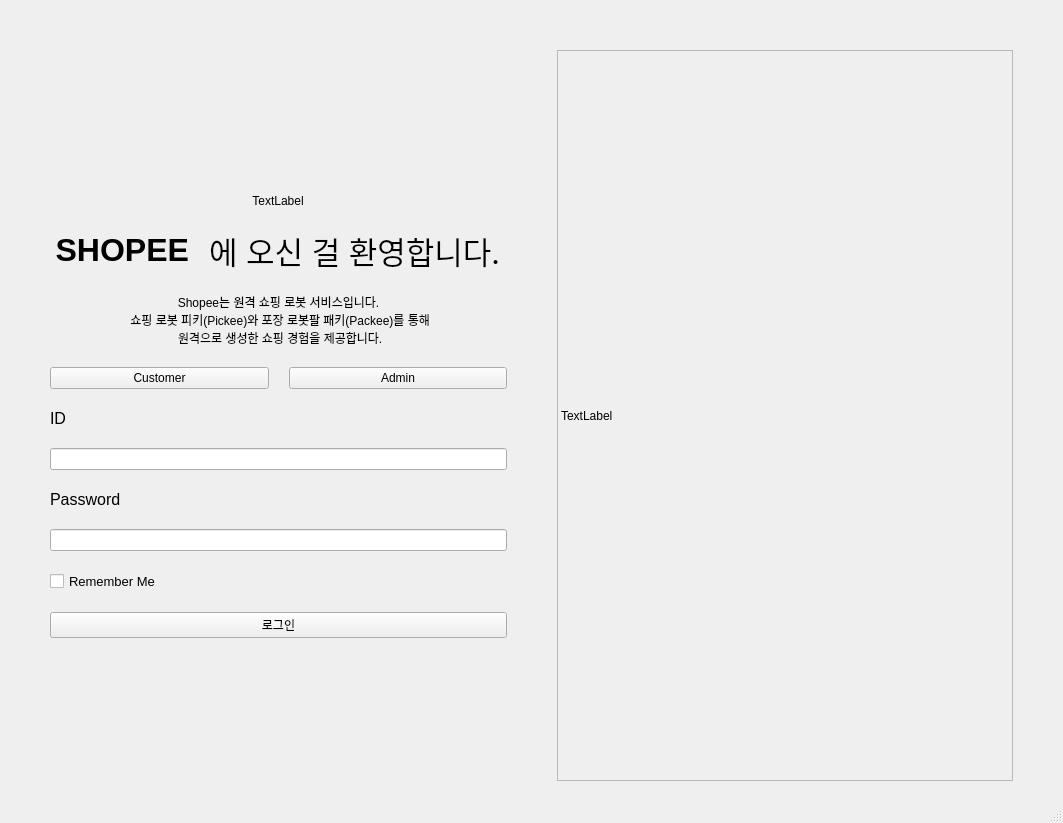
addinedu-roscamp-7th/roscamp-repo-1, file shopee_ros2/src/shopee_app/shopee_app/ui/main_window.ui: the form before one commit.
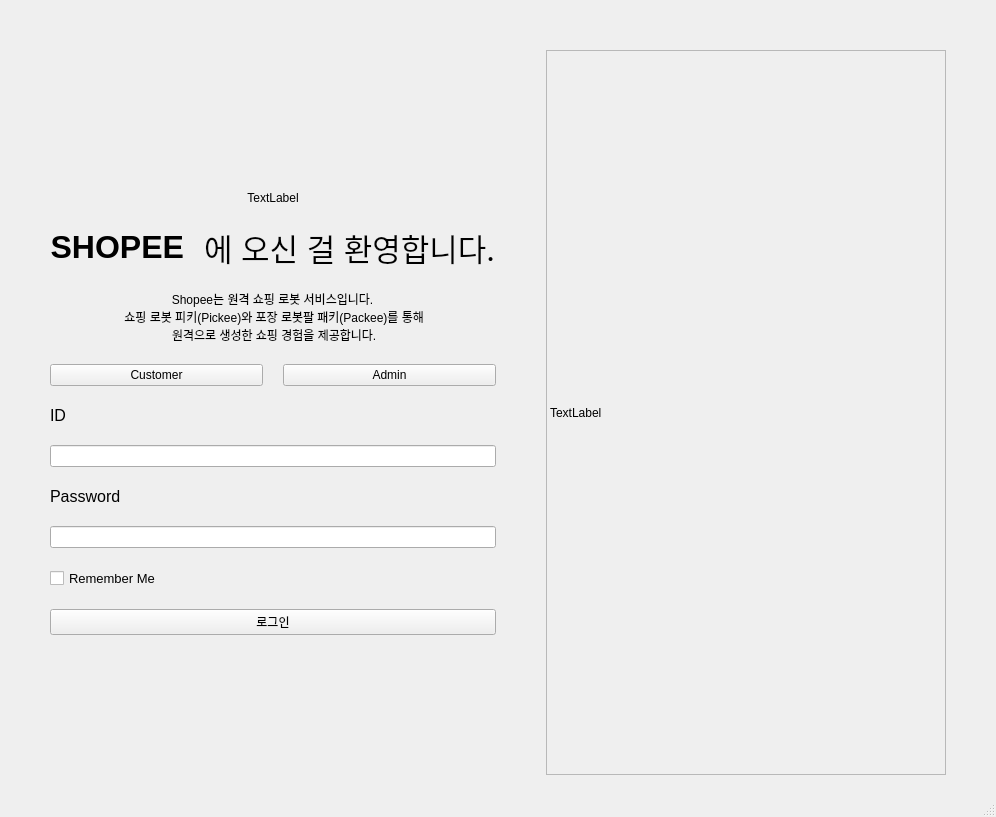
The form after the commit.

Patch:
```diff
--- a/shopee_ros2/src/shopee_app/shopee_app/ui/main_window.ui
+++ b/shopee_ros2/src/shopee_app/shopee_app/ui/main_window.ui
@@ -6,8 +6,8 @@
    <rect>
     <x>0</x>
     <y>0</y>
-    <width>1063</width>
-    <height>823</height>
+    <width>980</width>
+    <height>817</height>
    </rect>
   </property>
   <property name="minimumSize">
```
